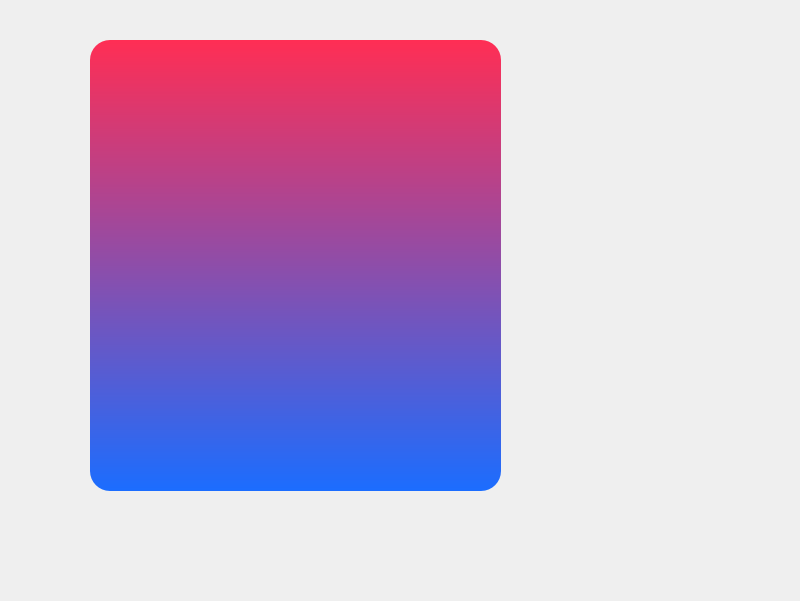
First picture: the form in UI/MainWindow_Login.ui, repository FHYQ-Dong/Mind-King, before the edit.
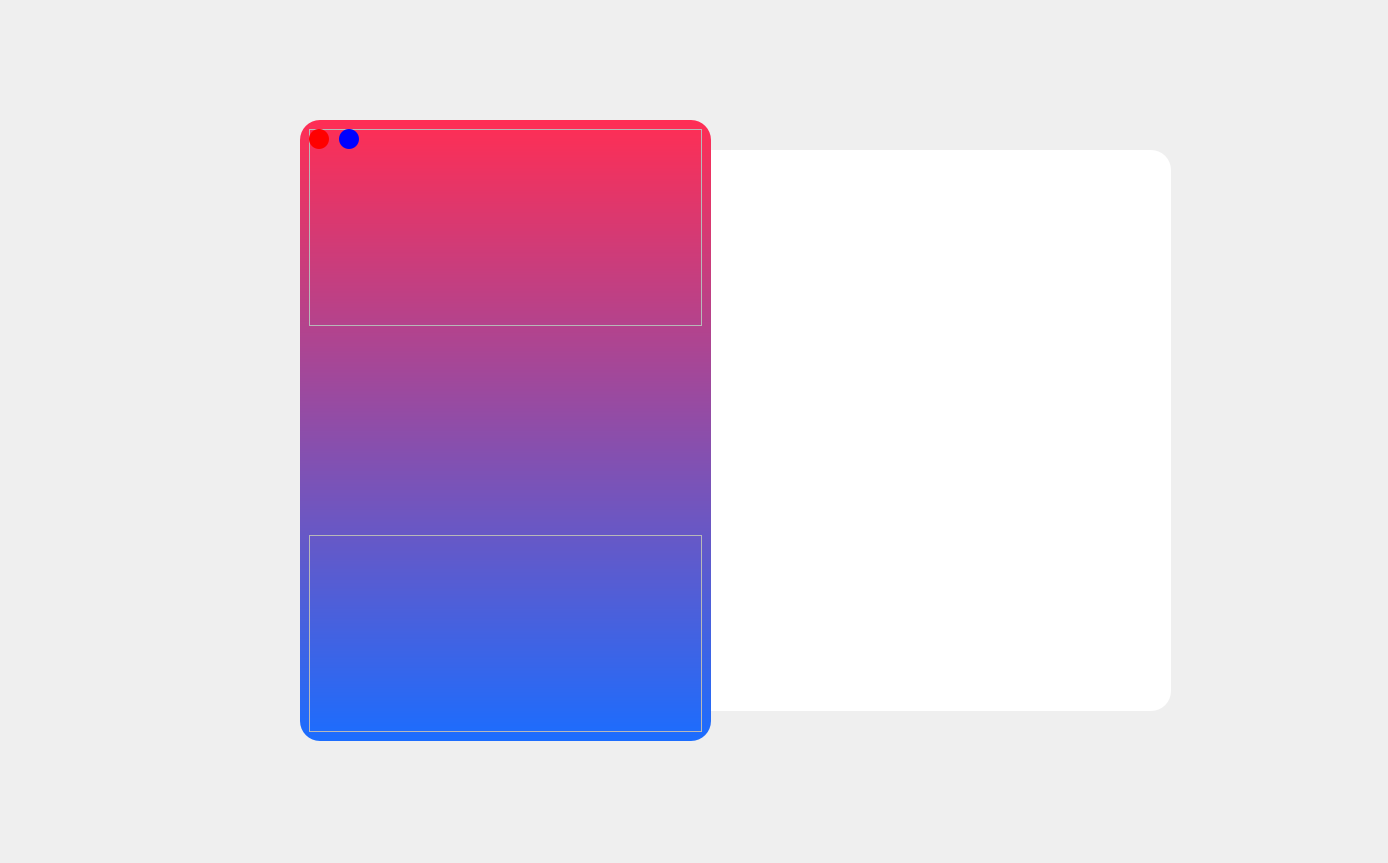
Second picture: the form after the edit. Icons and pictures are not drawn.

What changed in the file:
```diff
--- a/UI/MainWindow_Login.ui
+++ b/UI/MainWindow_Login.ui
@@ -6,25 +6,31 @@
    <rect>
     <x>0</x>
     <y>0</y>
-    <width>800</width>
-    <height>601</height>
+    <width>1388</width>
+    <height>863</height>
    </rect>
   </property>
+  <property name="minimumSize">
+   <size>
+    <width>0</width>
+    <height>0</height>
+   </size>
+  </property>
   <property name="windowTitle">
    <string>MainWindow</string>
   </property>
   <widget class="QWidget" name="centralwidget">
-   <widget class="QFrame" name="MainWindowFrame">
+   <widget class="QFrame" name="MainWindow_Login_Frame_Left">
     <property name="geometry">
      <rect>
-      <x>90</x>
-      <y>40</y>
+      <x>300</x>
+      <y>120</y>
       <width>411</width>
-      <height>451</height>
+      <height>621</height>
      </rect>
     </property>
     <property name="styleSheet">
-     <string notr="true">#MainWindowFrame {
+     <string notr="true">#MainWindow_Login_Frame_Left {
 	background-color: qlineargradient(spread:pad, x1:0, y1:1, x2:0, y2:0, stop:0 rgba(27, 109, 255, 255), stop:1 rgba(255, 46, 84, 255));
 	border-radius:20px;
 }</string>
@@ -35,7 +41,142 @@
     <property name="frameShadow">
      <enum>QFrame::Raised</enum>
     </property>
+    <layout class="QVBoxLayout" name="verticalLayout">
+     <item>
+      <widget class="QFrame" name="frame_2">
+       <property name="styleSheet">
+        <string notr="true"/>
+       </property>
+       <property name="frameShape">
+        <enum>QFrame::StyledPanel</enum>
+       </property>
+       <property name="frameShadow">
+        <enum>QFrame::Raised</enum>
+       </property>
+       <widget class="QPushButton" name="pushButton_Minimize">
+        <property name="geometry">
+         <rect>
+          <x>30</x>
+          <y>0</y>
+          <width>20</width>
+          <height>20</height>
+         </rect>
+        </property>
+        <property name="styleSheet">
+         <string notr="true">background-color: rgb(0, 0, 255);
+border-radius:10px;</string>
+        </property>
+        <property name="text">
+         <string/>
+        </property>
+        <property name="flat">
+         <bool>false</bool>
+        </property>
+       </widget>
+       <widget class="QPushButton" name="pushButton_Quit">
+        <property name="geometry">
+         <rect>
+          <x>0</x>
+          <y>0</y>
+          <width>20</width>
+          <height>20</height>
+         </rect>
+        </property>
+        <property name="styleSheet">
+         <string notr="true">background-color: rgb(255, 0, 0);
+border-radius:10px;</string>
+        </property>
+        <property name="text">
+         <string/>
+        </property>
+        <property name="autoDefault">
+         <bool>false</bool>
+        </property>
+        <property name="default">
+         <bool>false</bool>
+        </property>
+        <property name="flat">
+         <bool>false</bool>
+        </property>
+       </widget>
+      </widget>
+     </item>
+     <item>
+      <widget class="QLabel" name="label">
+       <property name="styleSheet">
+        <string notr="true">image: url(:/img/1.png);</string>
+       </property>
+       <property name="text">
+        <string>&lt;html&gt;&lt;head/&gt;&lt;body&gt;&lt;p&gt;&lt;br/&gt;&lt;/p&gt;&lt;/body&gt;&lt;/html&gt;</string>
+       </property>
+       <property name="alignment">
+        <set>Qt::AlignCenter</set>
+       </property>
+      </widget>
+     </item>
+     <item>
+      <widget class="QFrame" name="frame_3">
+       <property name="frameShape">
+        <enum>QFrame::StyledPanel</enum>
+       </property>
+       <property name="frameShadow">
+        <enum>QFrame::Raised</enum>
+       </property>
+      </widget>
+     </item>
+    </layout>
    </widget>
+   <widget class="QFrame" name="MainWindow_Login_Frame_Right">
+    <property name="geometry">
+     <rect>
+      <x>710</x>
+      <y>150</y>
+      <width>461</width>
+      <height>561</height>
+     </rect>
+    </property>
+    <property name="sizePolicy">
+     <sizepolicy hsizetype="Fixed" vsizetype="Expanding">
+      <horstretch>0</horstretch>
+      <verstretch>0</verstretch>
+     </sizepolicy>
+    </property>
+    <property name="minimumSize">
+     <size>
+      <width>211</width>
+      <height>285</height>
+     </size>
+    </property>
+    <property name="styleSheet">
+     <string notr="true">#MainWindow_Login_Frame_Right{
+	background-color: rgb(255, 255, 255);
+	border-top-right-radius:20px;
+	border-bottom-right-radius:20px;
+}</string>
+    </property>
+    <property name="frameShape">
+     <enum>QFrame::StyledPanel</enum>
+    </property>
+    <property name="frameShadow">
+     <enum>QFrame::Raised</enum>
+    </property>
+    <layout class="QVBoxLayout" name="verticalLayout_2">
+     <property name="leftMargin">
+      <number>0</number>
+     </property>
+     <property name="topMargin">
+      <number>0</number>
+     </property>
+     <property name="rightMargin">
+      <number>0</number>
+     </property>
+     <property name="bottomMargin">
+      <number>0</number>
+     </property>
+    </layout>
+   </widget>
+   <zorder>MainWindow_Login_Frame_Right</zorder>
+   <zorder>MainWindow_Login_Frame_Left</zorder>
   </widget>
  </widget>
  <resources/>
```
Left out of the diff: 39 changed lines with no effect on the pictures.
